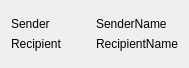
Above: document.ui from scottgw/paperless before the change. Below: the same form after it.
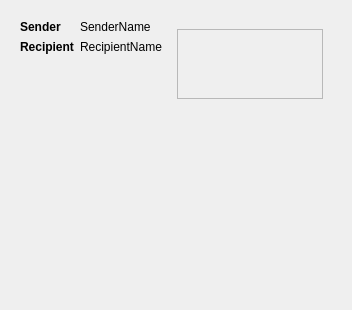
That is the form after the change.

```diff
--- a/document.ui
+++ b/document.ui
@@ -6,12 +6,12 @@
    <rect>
     <x>0</x>
     <y>0</y>
-    <width>189</width>
-    <height>68</height>
+    <width>352</width>
+    <height>310</height>
    </rect>
   </property>
   <property name="sizePolicy">
-   <sizepolicy hsizetype="Maximum" vsizetype="Maximum">
+   <sizepolicy hsizetype="Expanding" vsizetype="Expanding">
     <horstretch>0</horstretch>
     <verstretch>0</verstretch>
    </sizepolicy>
@@ -21,6 +21,9 @@
   </property>
   <layout class="QGridLayout" name="gridLayout">
    <item row="0" column="0">
+    <widget class="QWidget" name="widget" native="true">
+     <layout class="QGridLayout" name="gridLayout_3">
+      <item row="0" column="0">
     <layout class="QHBoxLayout" name="horizontalLayout">
      <item>
       <layout class="QGridLayout" name="gridLayout_2">
@@ -30,37 +33,49 @@
        <item row="0" column="0">
         <widget class="QLabel" name="label">
          <property name="sizePolicy">
-          <sizepolicy hsizetype="Preferred" vsizetype="Fixed">
+             <sizepolicy hsizetype="Fixed" vsizetype="Fixed">
            <horstretch>0</horstretch>
            <verstretch>0</verstretch>
           </sizepolicy>
          </property>
+            <property name="font">
+             <font>
+              <weight>75</weight>
+              <bold>true</bold>
+             </font>
+            </property>
          <property name="text">
           <string>Sender</string>
          </property>
         </widget>
        </item>
-       <item row="0" column="1">
-        <widget class="QLabel" name="label_2">
-         <property name="sizePolicy">
-          <sizepolicy hsizetype="Preferred" vsizetype="Fixed">
-           <horstretch>0</horstretch>
-           <verstretch>0</verstretch>
-          </sizepolicy>
-         </property>
-         <property name="text">
-          <string>SenderName</string>
-         </property>
-        </widget>
+          <item row="2" column="0">
+           <spacer name="verticalSpacer">
+            <property name="orientation">
+             <enum>Qt::Vertical</enum>
+            </property>
+            <property name="sizeHint" stdset="0">
+             <size>
+              <width>20</width>
+              <height>40</height>
+             </size>
+            </property>
+           </spacer>
        </item>
        <item row="1" column="0">
         <widget class="QLabel" name="label_3">
          <property name="sizePolicy">
-          <sizepolicy hsizetype="Preferred" vsizetype="Fixed">
+             <sizepolicy hsizetype="Fixed" vsizetype="Fixed">
            <horstretch>0</horstretch>
            <verstretch>0</verstretch>
           </sizepolicy>
          </property>
+            <property name="font">
+             <font>
+              <weight>75</weight>
+              <bold>true</bold>
+             </font>
+            </property>
          <property name="text">
           <string>Recipient</string>
          </property>
@@ -69,7 +84,7 @@
        <item row="1" column="1">
         <widget class="QLabel" name="label_4">
          <property name="sizePolicy">
-          <sizepolicy hsizetype="Preferred" vsizetype="Fixed">
+             <sizepolicy hsizetype="Fixed" vsizetype="Fixed">
            <horstretch>0</horstretch>
            <verstretch>0</verstretch>
           </sizepolicy>
@@ -79,9 +94,86 @@
          </property>
         </widget>
        </item>
-      </layout>
-     </item>
-    </layout>
+          <item row="0" column="1">
+           <widget class="QLabel" name="sender_label">
+            <property name="sizePolicy">
+             <sizepolicy hsizetype="Fixed" vsizetype="Fixed">
+              <horstretch>0</horstretch>
+              <verstretch>0</verstretch>
+             </sizepolicy>
+            </property>
+            <property name="text">
+             <string>SenderName</string>
+            </property>
+           </widget>
+          </item>
+         </layout>
+        </item>
+        <item>
+         <widget class="QWidget" name="widget_2" native="true">
+          <layout class="QVBoxLayout" name="verticalLayout">
+           <item>
+            <widget class="QScrollArea" name="scrollArea">
+             <property name="sizePolicy">
+              <sizepolicy hsizetype="Preferred" vsizetype="Fixed">
+               <horstretch>0</horstretch>
+               <verstretch>0</verstretch>
+              </sizepolicy>
+             </property>
+             <property name="verticalScrollBarPolicy">
+              <enum>Qt::ScrollBarAlwaysOff</enum>
+             </property>
+             <property name="widgetResizable">
+              <bool>true</bool>
+             </property>
+             <widget class="QWidget" name="pic_widget">
+              <property name="geometry">
+               <rect>
+                <x>0</x>
+                <y>0</y>
+                <width>18</width>
+                <height>40</height>
+               </rect>
+              </property>
+              <property name="sizePolicy">
+               <sizepolicy hsizetype="Fixed" vsizetype="Fixed">
+                <horstretch>0</horstretch>
+                <verstretch>0</verstretch>
+               </sizepolicy>
+              </property>
+              <layout class="QHBoxLayout" name="horizontalLayout_2">
+               <property name="topMargin">
+                <number>20</number>
+               </property>
+               <property name="bottomMargin">
+                <number>20</number>
+               </property>
+              </layout>
+             </widget>
+            </widget>
+           </item>
+           <item>
+            <spacer name="verticalSpacer_2">
+             <property name="orientation">
+              <enum>Qt::Vertical</enum>
+             </property>
+             <property name="sizeHint" stdset="0">
+              <size>
+               <width>20</width>
+               <height>40</height>
+              </size>
+             </property>
+            </spacer>
+           </item>
+          </layout>
+         </widget>
+        </item>
+       </layout>
+      </item>
+     </layout>
+     <zorder></zorder>
+     <zorder></zorder>
+    </widget>
    </item>
   </layout>
  </widget>
```
Left out of the diff: 2 changed lines with no effect on the pictures. Lines whose indentation alone changed are shown as unchanged.
